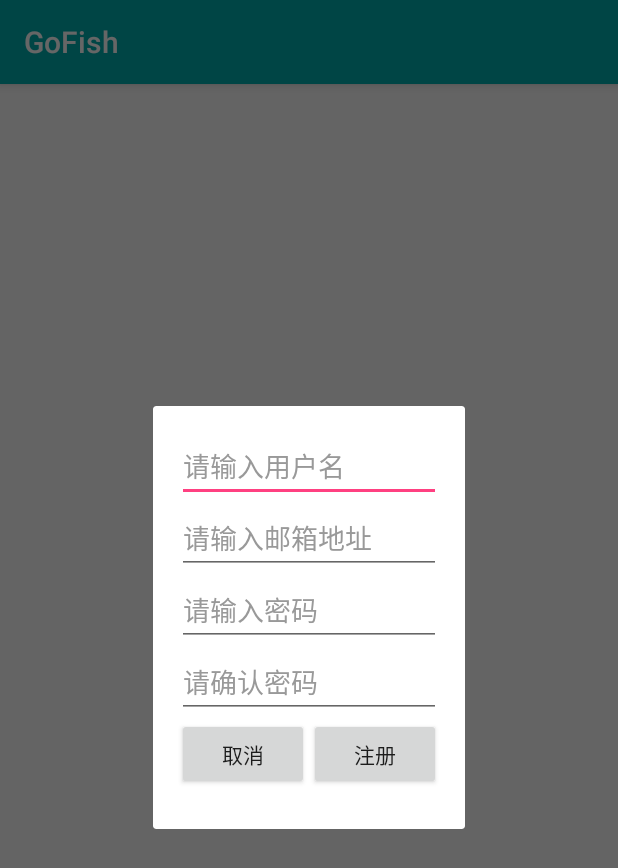
After one commit to Alanlovecoding/Second-Hand-Selling-Platform, an Android app: the fragment FragmentRegister shown on its own in the app's theme, on a phone screen of 412 x 824 dp. The commit adds this screen. Shown: the top 868 px of the screen. Run offline under Robolectric (Android 15) with nearby library versions, the phone set to English and light mode, and no system bars.

Commit message:
delete an item in check fragment and register

```diff
--- a/app/src/main/java/cn/edu/pku/gofish/FragmentHomepage.java
+++ b/app/src/main/java/cn/edu/pku/gofish/FragmentHomepage.java
@@ -91,9 +91,9 @@ public class FragmentHomepage extends Fragment {
             public void onSuccess(int statusCode, Header[] headers, JSONObject response) {
                 try {
                     JSONArray list;
-                    if(response.has("list"))
+                    if(response.has(""))
                     {
-                        list = response.getJSONArray("list");
+                        list = response.getJSONArray("");
                         for (int i = 0; i < list.length() ; i++){
                             idList.add(list.getInt(i));
                         }
--- /dev/null
+++ b/app/src/main/java/cn/edu/pku/gofish/FragmentRegister.java
@@ -0,0 +1,105 @@
+package cn.edu.pku.gofish;
+
+import android.os.Bundle;
+import android.support.v4.app.DialogFragment;
+import android.view.LayoutInflater;
+import android.view.View;
+import android.view.ViewGroup;
+import android.widget.Button;
+import android.widget.EditText;
+
+import com.loopj.android.http.AsyncHttpClient;
+import com.loopj.android.http.AsyncHttpResponseHandler;
+import com.loopj.android.http.RequestParams;
+
+/**
+ * Created by leonardo on 16/5/30.
+ */
+public class FragmentRegister extends DialogFragment {
+    private Button cancelButton;
+    private Button okButton;
+    private int key;
+    private EditText username,e_mail,password,password_makesure;
+    String url;
+    NoticeDialogListener mListener;
+    AsyncHttpClient client = new AsyncHttpClient();
+    public interface NoticeDialogListener {
+        public void onDialogPositiveClick(int key);
+
+        public void onDialogNegativeClick(int key);
+    }
+
+    public void setInterface(NoticeDialogListener _Listener)
+    {
+        mListener = _Listener;
+    }
+
+    @Override
+    public View onCreateView(LayoutInflater inflater, ViewGroup container,
+                             Bundle savedInstanceState) {
+        View view = inflater.inflate(R.layout.fragment_register, null);
+        getDialog().setTitle("Register");
+
+        cancelButton =(Button) view.findViewById(R.id.button_dialog_cancel);
+        okButton = (Button) view.findViewById(R.id.button_dialog_ok);
+        username = (EditText) view.findViewById(R.id.user_name);
+        e_mail = (EditText) view.findViewById(R.id.e_mail);
+        password = (EditText) view.findViewById(R.id.password);
+        password_makesure = (EditText) view.findViewById(R.id.password_makesure);
+        cancelButton.setOnClickListener(new View.OnClickListener() {
+            @Override
+            public void onClick(View v) {
+
+                mListener.onDialogNegativeClick(key);
+                dismiss();
+            }});
+        okButton.setOnClickListener(new View.OnClickListener() {
+            @Override
+            public void onClick(View v) {
+                //register()
+                mListener.onDialogPositiveClick(key);
+                dismiss();
+            }
+        });
+        return view;
+    }
+    public void register()
+    {
+        String usr = username.getText().toString();
+        String psw = password.getText().toString();
+        String pswm = password_makesure.getText().toString();
+        String e = e_mail.getText().toString();
+        if(psw != pswm){
+            key = 1;
+            return;
+        }
+        if(!checkmail(e))
+        {
+            key = 2;
+            return;
+        }
+        RequestParams params = new RequestParams();
+        params.put("username", usr);
+        params.put("password", psw);
+        params.put("e_mail", e);
+        client.post(url, params, new AsyncHttpResponseHandler() {
+
+            @Override
+            public void onSuccess(int i, cz.msebera.android.httpclient.Header[] headers, byte[] bytes) {
+
+            }
+
+            @Override
+            public void onFailure(int i, cz.msebera.android.httpclient.Header[] headers, byte[] bytes, Throwable throwable) {
+                    key = 3;
+            }
+        });
+
+    }
+    public boolean checkmail(String e)
+    {
+        return true;
+    }
+
+
+}
--- /dev/null
+++ b/app/src/main/res/layout/fragment_register.xml
@@ -0,0 +1,64 @@
+<?xml version="1.0" encoding="utf-8"?>
+<LinearLayout xmlns:android="http://schemas.android.com/apk/res/android"
+    android:layout_width="match_parent"
+    android:layout_height="match_parent"
+    android:orientation="vertical"
+    android:padding="16dp">
+
+
+    <EditText
+        android:id="@+id/user_name"
+        android:layout_width="match_parent"
+        android:layout_height="wrap_content"
+        android:hint="请输入用户名"
+        android:textColorHint="#ff999999"
+        android:singleLine="true"
+        />
+    <EditText
+        android:id="@+id/e_mail"
+        android:layout_width="match_parent"
+        android:layout_height="wrap_content"
+        android:hint="请输入邮箱地址"
+        android:textColorHint="#ff999999"
+        android:singleLine="true"
+        />
+    <EditText
+        android:id="@+id/password"
+        android:layout_width="match_parent"
+        android:layout_height="wrap_content"
+        android:hint="请输入密码"
+
+        android:inputType="textPassword"
+        android:textColorHint="#ff999999"
+        android:singleLine="true"/>
+    <EditText
+        android:id="@+id/password_makesure"
+        android:layout_width="match_parent"
+        android:layout_height="wrap_content"
+        android:hint="请确认密码"
+        android:inputType="textPassword"
+        android:textColorHint="#ff999999"/>
+    <LinearLayout
+        android:layout_width="match_parent"
+        android:layout_height="wrap_content"
+        android:orientation="horizontal"
+        android:gravity="right"
+        android:singleLine="true">
+        <Button
+            android:id="@+id/button_dialog_cancel"
+            android:layout_marginTop="10dp"
+            android:layout_width="wrap_content"
+            android:layout_height="wrap_content"
+            android:text="取消"
+            android:layout_gravity="right" />
+        <Button
+            android:id="@+id/button_dialog_ok"
+            android:layout_marginTop="10dp"
+            android:layout_gravity="right"
+            android:layout_width="wrap_content"
+            android:layout_height="wrap_content"
+            android:text="注册" />
+    </LinearLayout>
+
+
+</LinearLayout>
```
Also changed, not shown: app/src/main/java/cn/edu/pku/gofish/ActivityRecord.java (added, +10 -0 lines), app/src/main/java/cn/edu/pku/gofish/FragmentCheck.java (added, +62 -0 lines), app/src/main/java/cn/edu/pku/gofish/FragmentFavorite.java (+0 -7 lines), app/src/main/java/cn/edu/pku/gofish/MyDialogFragment.java (added, +57 -0 lines), app/src/main/res/layout/fragment_check.xml (added, +32 -0 lines), app/src/main/res/layout/fragment_dialog.xml (added, +41 -0 lines), app/src/main/res/layout/fragment_recordlist.xml (deleted, +0 -37 lines).
